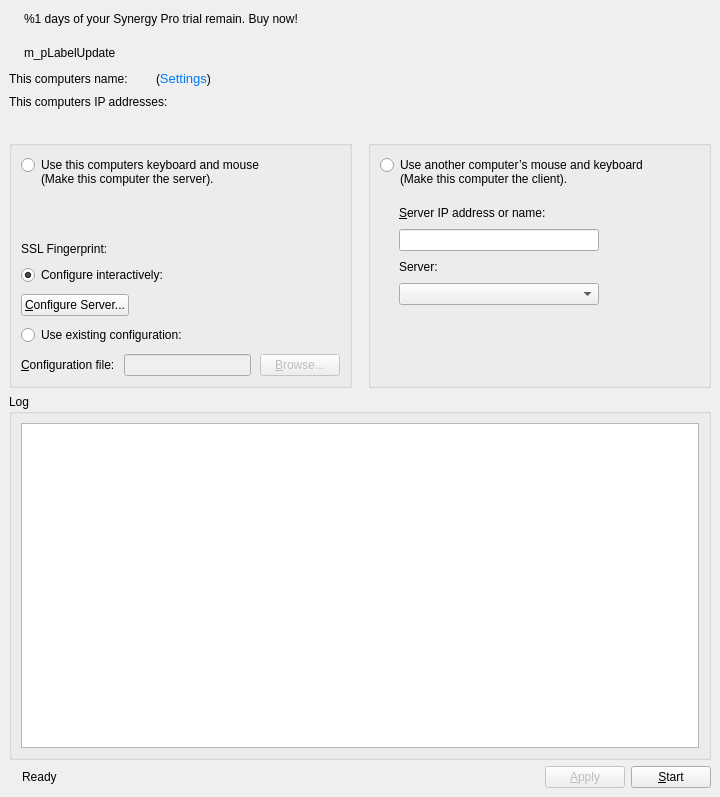
The window that src/gui/src/MainWindowBase.ui (deskflow/deskflow) describes before a commit, drawn with Qt 5.
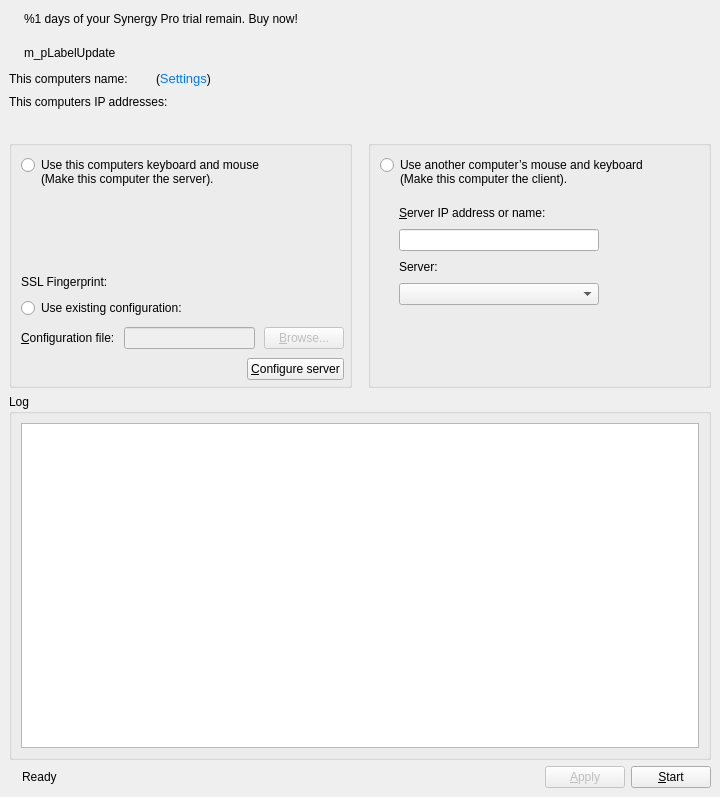
The same window after the commit. Icons and pictures are not drawn.

Commit message: SYNERGY-799 Move configure server button

The edit to the form file:
```diff
--- a/src/gui/src/MainWindowBase.ui
+++ b/src/gui/src/MainWindowBase.ui
@@ -399,6 +399,12 @@
           <property name="topMargin">
            <number>11</number>
           </property>
+          <property name="rightMargin">
+           <number>5</number>
+          </property>
+          <property name="bottomMargin">
+           <number>5</number>
+          </property>
           <item>
            <widget class="QRadioButton" name="m_pRadioGroupServer">
             <property name="sizePolicy">
@@ -482,40 +488,6 @@
             </item>
            </layout>
           </item>
-          <item>
-           <widget class="QRadioButton" name="m_pRadioInternalConfig">
-            <property name="text">
-             <string>Configure interactively:</string>
-            </property>
-            <property name="checked">
-             <bool>true</bool>
-            </property>
-           </widget>
-          </item>
-          <item>
-           <layout class="QHBoxLayout" name="horizontalLayout_4">
-            <item>
-             <widget class="QPushButton" name="m_pButtonConfigureServer">
-              <property name="text">
-               <string>&amp;Configure Server...</string>
-              </property>
-             </widget>
-            </item>
-            <item>
-             <spacer>
-              <property name="orientation">
-               <enum>Qt::Horizontal</enum>
-              </property>
-              <property name="sizeHint" stdset="0">
-               <size>
-                <width>40</width>
-                <height>20</height>
-               </size>
-              </property>
-             </spacer>
-            </item>
-           </layout>
-          </item>
           <item>
            <widget class="QRadioButton" name="m_pRadioExternalConfig">
             <property name="text">
@@ -554,6 +526,42 @@
             </item>
            </layout>
           </item>
+          <item>
+           <layout class="QHBoxLayout" name="horizontalLayout_4">
+            <item>
+             <spacer>
+              <property name="orientation">
+               <enum>Qt::Horizontal</enum>
+              </property>
+              <property name="sizeHint" stdset="0">
+               <size>
+                <width>40</width>
+                <height>20</height>
+               </size>
+              </property>
+             </spacer>
+            </item>
+            <item>
+             <widget class="QPushButton" name="m_pButtonConfigureServer">
+              <property name="minimumSize">
+               <size>
+                <width>0</width>
+                <height>0</height>
+               </size>
+              </property>
+              <property name="maximumSize">
+               <size>
+                <width>16777215</width>
+                <height>16777215</height>
+               </size>
+              </property>
+              <property name="text">
+               <string>&amp;Configure server</string>
+              </property>
+             </widget>
+            </item>
+           </layout>
+          </item>
          </layout>
         </widget>
        </item>
```
Left out of the diff: 16 changed lines with no effect on the pictures. The commit also changes 1 other file.
